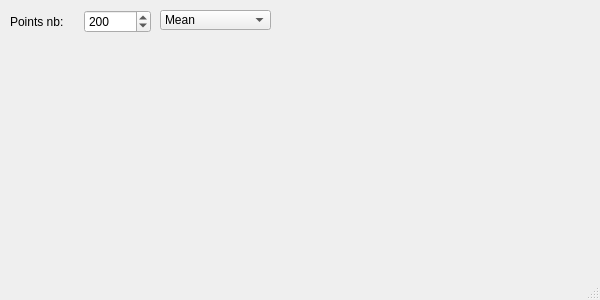
Old version of the form Holovibes/assets/ui/analysisplotwindow.ui in the repository DigitalHolography/Holovibes.
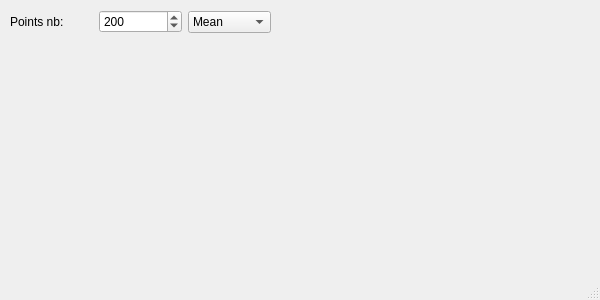
New version of the form.

Commit message: wip(analysis): small ui work on analysis chart

```diff
--- a/Holovibes/assets/ui/analysisplotwindow.ui
+++ b/Holovibes/assets/ui/analysisplotwindow.ui
@@ -19,7 +19,7 @@
      <rect>
       <x>10</x>
       <y>10</y>
-      <width>141</width>
+      <width>261</width>
       <height>24</height>
      </rect>
     </property>
@@ -50,17 +50,8 @@
        </property>
       </widget>
      </item>
-    </layout>
-   </widget>
+     <item>
    <widget class="QComboBox" name="CurveNameComboBox">
-    <property name="geometry">
-     <rect>
-      <x>160</x>
-      <y>10</y>
-      <width>111</width>
-      <height>20</height>
-     </rect>
-    </property>
     <property name="currentIndex">
      <number>0</number>
     </property>
@@ -69,6 +60,9 @@
       <string>Mean</string>
      </property>
     </item>
+      </widget>
+     </item>
+    </layout>
    </widget>
   </widget>
   <widget class="QMenuBar" name="menubar">
```
Lines whose indentation alone changed are shown as unchanged. The commit also changes 5 other files.
